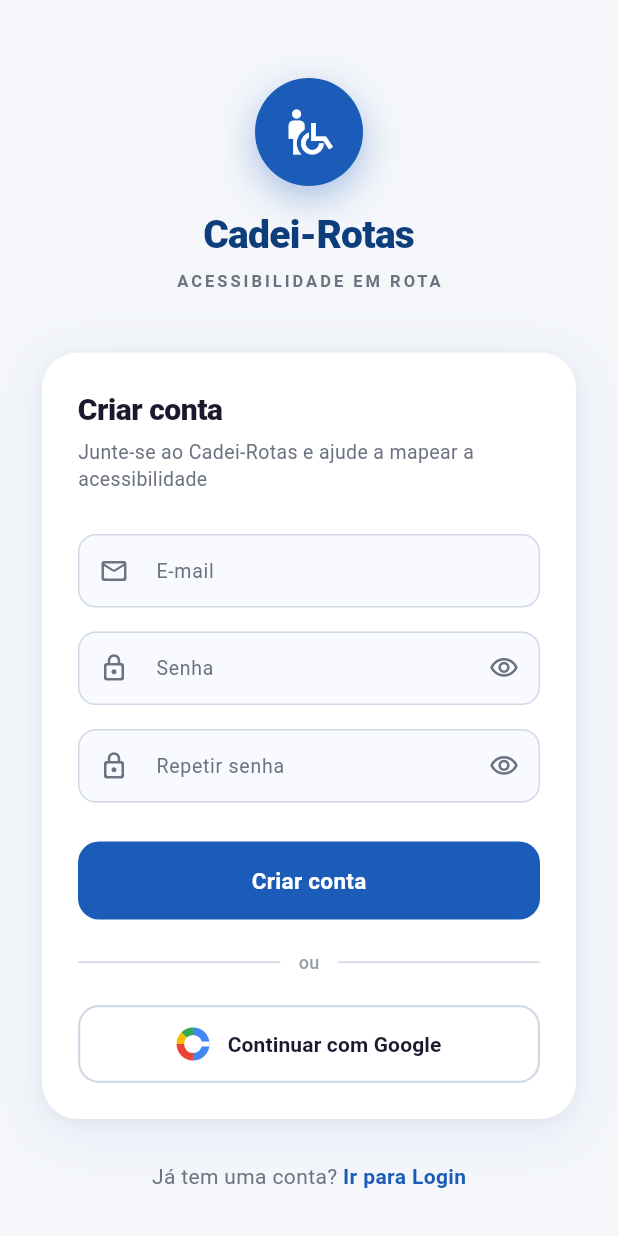
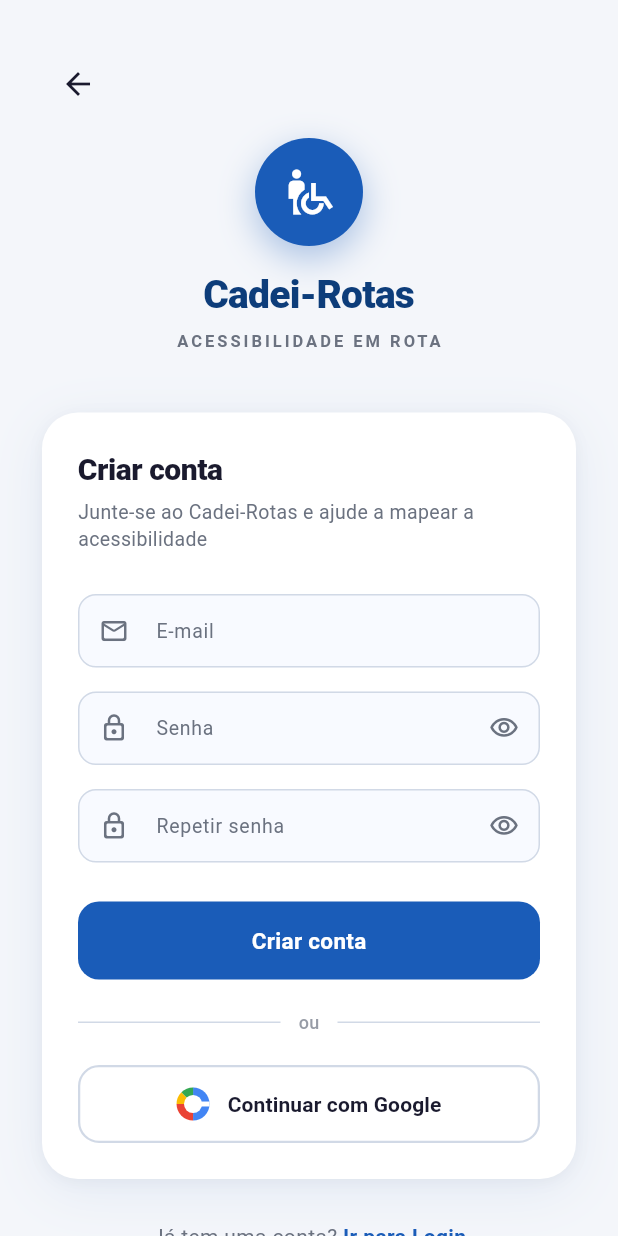
Before and after one commit to oficialvzi/cadei-rotas, a Flutter app: the CadastroScreen screen opened by its route, on a phone screen of 412 x 824 dp. Run offline on Flutter 3.47's test engine with Material 3 defaults, Android fonts, the phone set to English and light mode, and no system bars; our stand-ins replace cloud_firestore, firebase_auth, firebase_core, firebase_storage, flutter_svg, geolocator and 4 more; accounts and stored records are empty.

Commit message:
feat: add back navigation buttons to login and registration screens

```diff
--- a/app/lib/screens/login.dart
+++ b/app/lib/screens/login.dart
@@ -109,7 +109,18 @@
             child: Column(
               crossAxisAlignment: CrossAxisAlignment.stretch,
               children: [
-                const SizedBox(height: 20),
+                // ── Seta de voltar ao mapa ──
+                Align(
+                  alignment: Alignment.centerLeft,
+                  child: IconButton(
+                    padding: EdgeInsets.zero,
+                    constraints: const BoxConstraints(),
+                    icon: const Icon(Icons.arrow_back, color: kTexto),
+                    onPressed: () =>
+                        Navigator.pushReplacementNamed(context, '/mapa'),
+                  ),
+                ),
+                const SizedBox(height: 12),
                 // ── Logo ──
                 _Logo(),
                 const SizedBox(height: 40),
@@ -399,7 +410,18 @@
             child: Column(
               crossAxisAlignment: CrossAxisAlignment.stretch,
               children: [
-                const SizedBox(height: 20),
+                // ── Seta de voltar ──
+                Align(
+                  alignment: Alignment.centerLeft,
+                  child: IconButton(
+                    padding: EdgeInsets.zero,
+                    constraints: const BoxConstraints(),
+                    icon: const Icon(Icons.arrow_back, color: kTexto),
+                    onPressed: () =>
+                        Navigator.pop(context),
+                  ),
+                ),
+                const SizedBox(height: 12),
                 _Logo(),
                 const SizedBox(height: 40),
                 _Card(
```
Also changed, not shown: app/pubspec.lock, 7 other files.
